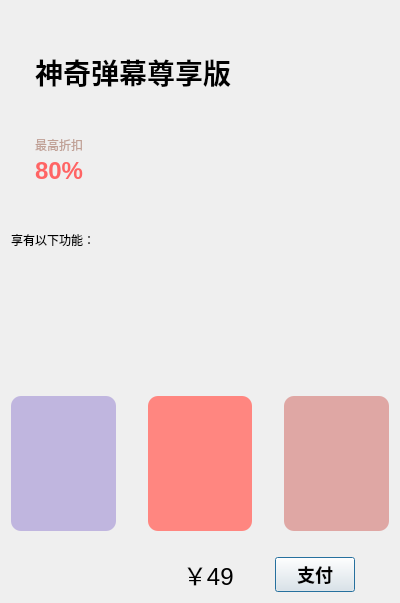
The window that widgets/buy_vip/buyvipdialog.ui (iwxyi/Bilibili-MagicalDanmaku) describes before a commit, drawn with Qt 5.
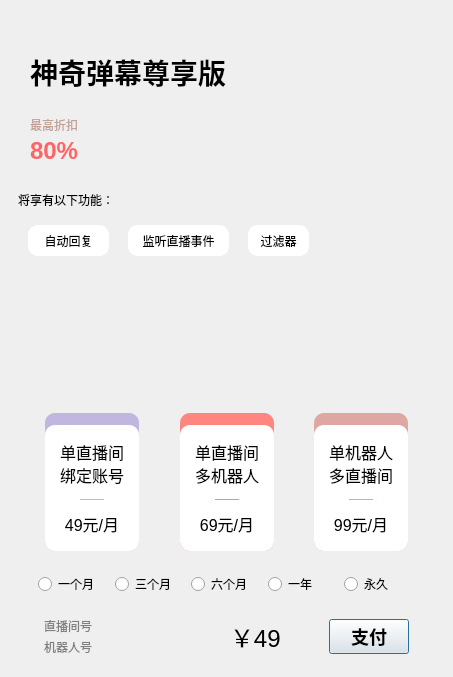
The same window after the commit. Icons and pictures are not drawn. Custom widgets are drawn as their Qt base class.

The edit to the form file:
```diff
--- a/widgets/buy_vip/buyvipdialog.ui
+++ b/widgets/buy_vip/buyvipdialog.ui
@@ -6,8 +6,8 @@
    <rect>
     <x>0</x>
     <y>0</y>
-    <width>400</width>
-    <height>603</height>
+    <width>453</width>
+    <height>677</height>
    </rect>
   </property>
   <property name="windowTitle">
@@ -24,11 +24,17 @@
 					stop:1 #ffffff);
 }</string>
   </property>
-  <layout class="QVBoxLayout" name="verticalLayout_2" stretch="0,0,1,1,0,0">
+  <layout class="QVBoxLayout" name="verticalLayout_2" stretch="0,0,1,0,0,0,0,0,0,0">
+   <property name="leftMargin">
+    <number>18</number>
+   </property>
+   <property name="rightMargin">
+    <number>18</number>
+   </property>
    <item>
     <layout class="QHBoxLayout" name="horizontalLayout_3" stretch="0,0">
      <property name="leftMargin">
-      <number>24</number>
+      <number>12</number>
      </property>
      <property name="topMargin">
       <number>0</number>
@@ -70,7 +76,7 @@
          <property name="sizeHint" stdset="0">
           <size>
            <width>20</width>
-           <height>40</height>
+           <height>20</height>
           </size>
          </property>
         </spacer>
@@ -111,7 +117,7 @@
          <property name="sizeHint" stdset="0">
           <size>
            <width>20</width>
-           <height>40</height>
+           <height>20</height>
           </size>
          </property>
         </spacer>
@@ -122,8 +128,8 @@
       <widget class="QLabel" name="imageLabel">
        <property name="minimumSize">
         <size>
-         <width>64</width>
-         <height>64</height>
+         <width>128</width>
+         <height>128</height>
         </size>
        </property>
        <property name="styleSheet">
@@ -144,7 +150,7 @@
    <item>
     <widget class="QLabel" name="label_4">
      <property name="text">
-      <string>享有以下功能：</string>
+      <string>将享有以下功能：</string>
      </property>
     </widget>
    </item>
@@ -183,8 +189,8 @@
        <rect>
         <x>0</x>
         <y>0</y>
-        <width>382</width>
-        <height>146</height>
+        <width>417</width>
+        <height>198</height>
        </rect>
       </property>
       <property name="styleSheet">
@@ -194,16 +200,108 @@
 	border: none;
 }</string>
       </property>
+      <widget class="QLabel" name="label_5">
+       <property name="geometry">
+        <rect>
+         <x>10</x>
+         <y>10</y>
+         <width>81</width>
+         <height>31</height>
+        </rect>
+       </property>
+       <property name="cursor">
+        <cursorShape>PointingHandCursor</cursorShape>
+       </property>
+       <property name="text">
+        <string>自动回复</string>
+       </property>
+       <property name="alignment">
+        <set>Qt::AlignCenter</set>
+       </property>
+      </widget>
+      <widget class="QLabel" name="label_6">
+       <property name="geometry">
+        <rect>
+         <x>110</x>
+         <y>10</y>
+         <width>101</width>
+         <height>31</height>
+        </rect>
+       </property>
+       <property name="cursor">
+        <cursorShape>PointingHandCursor</cursorShape>
+       </property>
+       <property name="text">
+        <string>监听直播事件</string>
+       </property>
+       <property name="alignment">
+        <set>Qt::AlignCenter</set>
+       </property>
+      </widget>
+      <widget class="QLabel" name="label_7">
+       <property name="geometry">
+        <rect>
+         <x>230</x>
+         <y>10</y>
+         <width>61</width>
+         <height>31</height>
+        </rect>
+       </property>
+       <property name="cursor">
+        <cursorShape>PointingHandCursor</cursorShape>
+       </property>
+       <property name="text">
+        <string>过滤器</string>
+       </property>
+       <property name="alignment">
+        <set>Qt::AlignCenter</set>
+       </property>
+      </widget>
      </widget>
     </widget>
    </item>
+   <item>
+    <spacer name="verticalSpacer_5">
+     <property name="orientation">
+      <enum>Qt::Vertical</enum>
+     </property>
+     <property name="sizeType">
+      <enum>QSizePolicy::Fixed</enum>
+     </property>
+     <property name="sizeHint" stdset="0">
+      <size>
+       <width>20</width>
+       <height>15</height>
+      </size>
+     </property>
+    </spacer>
+   </item>
    <item>
     <layout class="QHBoxLayout" name="horizontalLayout">
      <property name="spacing">
-      <number>32</number>
+      <number>16</number>
      </property>
+     <property name="leftMargin">
+      <number>2</number>
+     </property>
+     <property name="rightMargin">
+      <number>2</number>
+     </property>
      <item>
-      <widget class="QWidget" name="typeRRLabel" native="true">
+      <spacer name="horizontalSpacer_4">
+       <property name="orientation">
+        <enum>Qt::Horizontal</enum>
+       </property>
+       <property name="sizeHint" stdset="0">
+        <size>
+         <width>2</width>
+         <height>20</height>
+        </size>
+       </property>
+      </spacer>
+     </item>
+     <item>
+      <widget class="QWidget" name="typeRRBgWidget" native="true">
        <property name="minimumSize">
         <size>
          <width>20</width>
@@ -211,16 +309,126 @@
         </size>
        </property>
        <property name="styleSheet">
-        <string notr="true">#typeRRLabel
+        <string notr="true">#typeRRBgWidget
 {
 	background: #C0B6DF;
 	border-radius: 10px;
 }</string>
        </property>
+       <layout class="QVBoxLayout" name="verticalLayout_3">
+        <property name="leftMargin">
+         <number>0</number>
+        </property>
+        <property name="topMargin">
+         <number>12</number>
+        </property>
+        <property name="rightMargin">
+         <number>0</number>
+        </property>
+        <property name="bottomMargin">
+         <number>0</number>
+        </property>
+        <item>
+         <widget class="QWidget" name="typeRRBgCard" native="true">
+          <property name="cursor">
+           <cursorShape>PointingHandCursor</cursorShape>
+          </property>
+          <property name="toolTip">
+           <string>一个直播间，绑定对应机器人账号
+切换直播间或者切换机器人账号将不可用</string>
+          </property>
+          <property name="styleSheet">
+           <string notr="true">#typeRRBgCard,ClickableWidget
+{
+	background: white;
+	border-radius: 10px;
+}</string>
+          </property>
+          <layout class="QVBoxLayout" name="verticalLayout_4">
+           <property name="spacing">
+            <number>12</number>
+           </property>
+           <property name="leftMargin">
+            <number>15</number>
+           </property>
+           <property name="topMargin">
+            <number>15</number>
+           </property>
+           <property name="rightMargin">
+            <number>15</number>
+           </property>
+           <property name="bottomMargin">
+            <number>15</number>
+           </property>
+           <item>
+            <widget class="QLabel" name="label_8">
+             <property name="styleSheet">
+              <string notr="true">font-size: 16px;
+font-weight: 500px;</string>
+             </property>
+             <property name="text">
+              <string>单直播间
+绑定账号</string>
+             </property>
+             <property name="alignment">
+              <set>Qt::AlignCenter</set>
+             </property>
+            </widget>
+           </item>
+           <item>
+            <widget class="QWidget" name="widget" native="true">
+             <property name="minimumSize">
+              <size>
+               <width>0</width>
+               <height>1</height>
+              </size>
+             </property>
+             <property name="maximumSize">
+              <size>
+               <width>16777215</width>
+               <height>1</height>
+              </size>
+             </property>
+             <property name="styleSheet">
+              <string notr="true">background: #C0B6DF;
+margin: 20px</string>
+             </property>
+            </widget>
+           </item>
+           <item>
+            <widget class="QLabel" name="label_9">
+             <property name="styleSheet">
+              <string notr="true">font-size: 16px;</string>
+             </property>
+             <property name="text">
+              <string>49元/月</string>
+             </property>
+             <property name="alignment">
+              <set>Qt::AlignCenter</set>
+             </property>
+            </widget>
+           </item>
+          </layout>
+         </widget>
+        </item>
+       </layout>
       </widget>
      </item>
      <item>
-      <widget class="QWidget" name="typeRoomLabel" native="true">
+      <spacer name="horizontalSpacer_5">
+       <property name="orientation">
+        <enum>Qt::Horizontal</enum>
+       </property>
+       <property name="sizeHint" stdset="0">
+        <size>
+         <width>2</width>
+         <height>20</height>
+        </size>
+       </property>
+      </spacer>
+     </item>
+     <item>
+      <widget class="QWidget" name="typeRoomBgWidget" native="true">
        <property name="minimumSize">
         <size>
          <width>20</width>
@@ -228,16 +436,126 @@
         </size>
        </property>
        <property name="styleSheet">
-        <string notr="true">#typeRoomLabel
+        <string notr="true">#typeRoomBgWidget
 {
 	background: #FF8680;
 	border-radius: 10px;
 }</string>
        </property>
+       <layout class="QVBoxLayout" name="verticalLayout_6">
+        <property name="leftMargin">
+         <number>0</number>
+        </property>
+        <property name="topMargin">
+         <number>12</number>
+        </property>
+        <property name="rightMargin">
+         <number>0</number>
+        </property>
+        <property name="bottomMargin">
+         <number>0</number>
+        </property>
+        <item>
+         <widget class="QWidget" name="typeRoomBgCard" native="true">
+          <property name="cursor">
+           <cursorShape>PointingHandCursor</cursorShape>
+          </property>
+          <property name="toolTip">
+           <string>单个直播间，任意机器人账号
+可以连多个机器人，互相协作</string>
+          </property>
+          <property name="styleSheet">
+           <string notr="true">#typeRoomBgCard
+{
+	background: white;
+	border-radius: 10px;
+}</string>
+          </property>
+          <layout class="QVBoxLayout" name="verticalLayout_5">
+           <property name="spacing">
+            <number>12</number>
+           </property>
+           <property name="leftMargin">
+            <number>15</number>
+           </property>
+           <property name="topMargin">
+            <number>15</number>
+           </property>
+           <property name="rightMargin">
+            <number>15</number>
+           </property>
+           <property name="bottomMargin">
+            <number>15</number>
+           </property>
+           <item>
+            <widget class="QLabel" name="label_10">
+             <property name="styleSheet">
+              <string notr="true">font-size: 16px;
+font-weight: 500px;</string>
+             </property>
+             <property name="text">
+              <string>单直播间
+多机器人</string>
+             </property>
+             <property name="alignment">
+              <set>Qt::AlignCenter</set>
+             </property>
+            </widget>
+           </item>
+           <item>
+            <widget class="QWidget" name="widget_2" native="true">
+             <property name="minimumSize">
+              <size>
+               <width>0</width>
+               <height>1</height>
+              </size>
+             </property>
+             <property name="maximumSize">
+              <size>
+               <width>16777215</width>
+               <height>1</height>
+              </size>
+             </property>
+             <property name="styleSheet">
+              <string notr="true">background: #FF8680;
+margin: 20px</string>
+             </property>
+            </widget>
+           </item>
+           <item>
+            <widget class="QLabel" name="label_11">
+             <property name="styleSheet">
+              <string notr="true">font-size: 16px;</string>
+             </property>
+             <property name="text">
+              <string>69元/月</string>
+             </property>
+             <property name="alignment">
+              <set>Qt::AlignCenter</set>
+             </property>
+            </widget>
+           </item>
+          </layout>
+         </widget>
+        </item>
+       </layout>
       </widget>
      </item>
      <item>
-      <widget class="QWidget" name="typeRobotLabel" native="true">
+      <spacer name="horizontalSpacer_6">
+       <property name="orientation">
+        <enum>Qt::Horizontal</enum>
+       </property>
+       <property name="sizeHint" stdset="0">
+        <size>
+         <width>2</width>
+         <height>20</height>
+        </size>
+       </property>
+      </spacer>
+     </item>
+     <item>
+      <widget class="QWidget" name="typeRobotBgWidget" native="true">
        <property name="minimumSize">
         <size>
          <width>20</width>
@@ -245,12 +563,186 @@
         </size>
        </property>
        <property name="styleSheet">
-        <string notr="true">#typeRobotLabel
+        <string notr="true">#typeRobotBgWidget
 {
 	background: #DFA7A4;
 	border-radius: 10px;
 }</string>
        </property>
+       <layout class="QVBoxLayout" name="verticalLayout_8">
+        <property name="leftMargin">
+         <number>0</number>
+        </property>
+        <property name="topMargin">
+         <number>12</number>
+        </property>
+        <property name="rightMargin">
+         <number>0</number>
+        </property>
+        <property name="bottomMargin">
+         <number>0</number>
+        </property>
+        <item>
+         <widget class="QWidget" name="typeRobotBgCard" native="true">
+          <property name="cursor">
+           <cursorShape>PointingHandCursor</cursorShape>
+          </property>
+          <property name="toolTip">
+           <string>只要登录该账号，所有直播间均可用
+可管理任意多个直播间</string>
+          </property>
+          <property name="styleSheet">
+           <string notr="true">#typeRobotBgCard
+{
+	background: white;
+	border-radius: 10px;
+}</string>
+          </property>
+          <layout class="QVBoxLayout" name="verticalLayout_7">
+           <property name="spacing">
+            <number>12</number>
+           </property>
+           <property name="leftMargin">
+            <number>15</number>
+           </property>
+           <property name="topMargin">
+            <number>15</number>
+           </property>
+           <property name="rightMargin">
+            <number>15</number>
+           </property>
+           <property name="bottomMargin">
+            <number>15</number>
+           </property>
+           <item>
+            <widget class="QLabel" name="label_12">
+             <property name="styleSheet">
+              <string notr="true">font-size: 16px;
+font-weight: 500px;</string>
+             </property>
+             <property name="text">
+              <string>单机器人
+多直播间</string>
+             </property>
+             <property name="alignment">
+              <set>Qt::AlignCenter</set>
+             </property>
+            </widget>
+           </item>
+           <item>
+            <widget class="QWidget" name="widget_3" native="true">
+             <property name="minimumSize">
+              <size>
+               <width>0</width>
+               <height>1</height>
+              </size>
+             </property>
+             <property name="maximumSize">
+              <size>
+               <width>16777215</width>
+               <height>1</height>
+              </size>
+             </property>
+             <property name="styleSheet">
+              <string notr="true">background: #DFA7A4;
+margin: 20px</string>
+             </property>
+            </widget>
+           </item>
+           <item>
+            <widget class="QLabel" name="label_13">
+             <property name="styleSheet">
+              <string notr="true">font-size: 16px;</string>
+             </property>
+             <property name="text">
+              <string>99元/月</string>
+             </property>
+             <property name="alignment">
+              <set>Qt::AlignCenter</set>
+             </property>
+            </widget>
+           </item>
+          </layout>
+         </widget>
+        </item>
+       </layout>
+      </widget>
+     </item>
+     <item>
+      <spacer name="horizontalSpacer_7">
+       <property name="orientation">
+        <enum>Qt::Horizontal</enum>
+       </property>
+       <property name="sizeHint" stdset="0">
+        <size>
+         <width>2</width>
+         <height>20</height>
+        </size>
+       </property>
+      </spacer>
+     </item>
+    </layout>
+   </item>
+   <item>
+    <spacer name="verticalSpacer_7">
+     <property name="orientation">
+      <enum>Qt::Vertical</enum>
+     </property>
+     <property name="sizeType">
+      <enum>QSizePolicy::Fixed</enum>
+     </property>
+     <property name="sizeHint" stdset="0">
+      <size>
+       <width>20</width>
+       <height>15</height>
+      </size>
+     </property>
+    </spacer>
+   </item>
+   <item>
+    <layout class="QHBoxLayout" name="horizontalLayout_4">
+     <property name="leftMargin">
+      <number>20</number>
+     </property>
+     <property name="topMargin">
+      <number>0</number>
+     </property>
+     <property name="rightMargin">
+      <number>20</number>
+     </property>
+     <item>
+      <widget class="QRadioButton" name="monthRadio1">
+       <property name="text">
+        <string>一个月</string>
+       </property>
+      </widget>
+     </item>
+     <item>
+      <widget class="QRadioButton" name="monthRadio2">
+       <property name="text">
+        <string>三个月</string>
+       </property>
+      </widget>
+     </item>
+     <item>
+      <widget class="QRadioButton" name="monthRadio3">
+       <property name="text">
+        <string>六个月</string>
+       </property>
+      </widget>
+     </item>
+     <item>
+      <widget class="QRadioButton" name="monthRadio4">
+       <property name="text">
+        <string>一年</string>
+       </property>
+      </widget>
+     </item>
+     <item>
+      <widget class="QRadioButton" name="monthRadio5">
+       <property name="text">
+        <string>永久</string>
+       </property>
       </widget>
      </item>
     </layout>
@@ -266,13 +758,62 @@
      <property name="sizeHint" stdset="0">
       <size>
        <width>20</width>
-       <height>20</height>
+       <height>15</height>
       </size>
      </property>
     </spacer>
    </item>
    <item>
-    <layout class="QHBoxLayout" name="horizontalLayout_2" stretch="5,0,1,0,1">
+    <layout class="QHBoxLayout" name="horizontalLayout_2" stretch="1,0,5,0,0,1,0,1">
+     <item>
+      <spacer name="horizontalSpacer_8">
+       <property name="orientation">
+        <enum>Qt::Horizontal</enum>
+       </property>
+       <property name="sizeHint" stdset="0">
+        <size>
+         <width>20</width>
+         <height>20</height>
+        </size>
+       </property>
+      </spacer>
+     </item>
+     <item>
+      <layout class="QVBoxLayout" name="verticalLayout_9">
+       <property name="spacing">
+        <number>3</number>
+       </property>
+       <property name="sizeConstraint">
+        <enum>QLayout::SetDefaultConstraint</enum>
+       </property>
+       <property name="leftMargin">
+        <number>0</number>
+       </property>
+       <property name="rightMargin">
+        <number>0</number>
+       </property>
+       <item>
+        <widget class="QLabel" name="roomIdLabel">
+         <property name="styleSheet">
+          <string notr="true">color: gray;</string>
+         </property>
+         <property name="text">
+          <string>直播间号</string>
+         </property>
+        </widget>
+       </item>
+       <item>
+        <widget class="QLabel" name="robotIdLabel">
+         <property name="styleSheet">
+          <string notr="true">color: gray;</string>
+         </property>
+         <property name="text">
+          <string>机器人号</string>
+         </property>
+        </widget>
+       </item>
+      </layout>
+     </item>
      <item>
       <spacer name="horizontalSpacer">
        <property name="orientation">
@@ -296,6 +837,17 @@
        </property>
       </widget>
      </item>
+     <item>
+      <widget class="QLabel" name="discountLabel">
+       <property name="styleSheet">
+        <string notr="true">font-size: 16px;
+color: gray;</string>
+       </property>
+       <property name="text">
+        <string/>
+       </property>
+      </widget>
+     </item>
      <item>
       <spacer name="horizontalSpacer_3">
        <property name="orientation">
@@ -338,6 +890,22 @@
      </item>
     </layout>
    </item>
+   <item>
+    <spacer name="verticalSpacer_6">
+     <property name="orientation">
+      <enum>Qt::Vertical</enum>
+     </property>
+     <property name="sizeType">
+      <enum>QSizePolicy::Fixed</enum>
+     </property>
+     <property name="sizeHint" stdset="0">
+      <size>
+       <width>20</width>
+       <height>10</height>
+      </size>
+     </property>
+    </spacer>
+   </item>
   </layout>
  </widget>
  <customwidgets>
```
